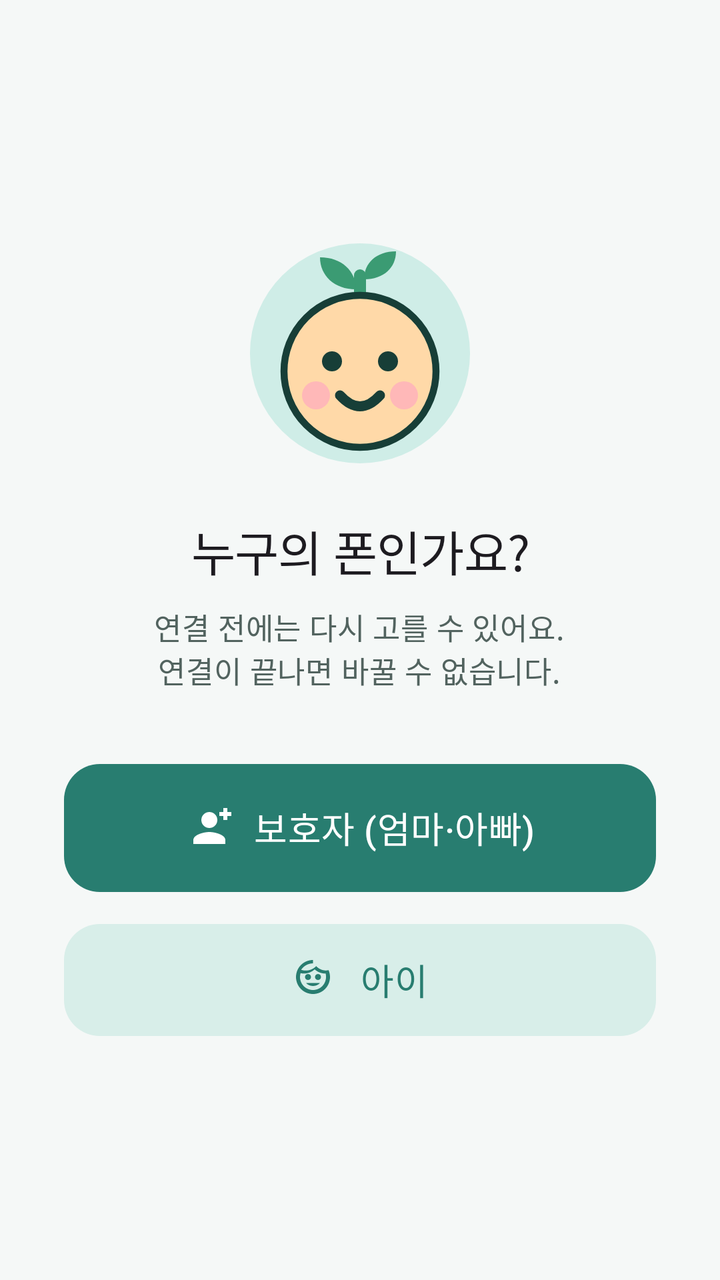
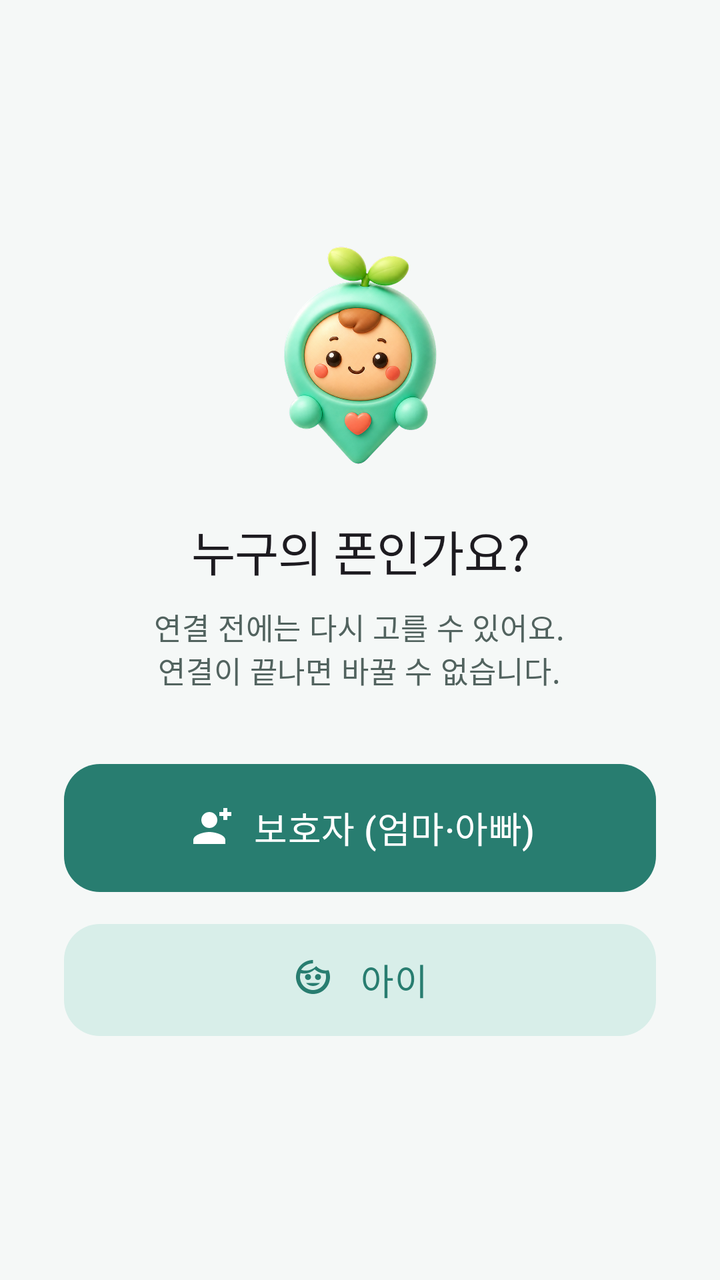

An Android layout rendered at two revisions. The XML below is the earlier revision; the diff shows what the commit changed to produce the second picture.
<!-- AndroidManifest.xml: application theme Theme.KidCare -->
<!-- res/layout/activity_role_select.xml -->
<?xml version="1.0" encoding="utf-8"?>
<LinearLayout xmlns:android="http://schemas.android.com/apk/res/android"
    xmlns:app="http://schemas.android.com/apk/res-auto"
    android:layout_width="match_parent"
    android:layout_height="match_parent"
    android:orientation="vertical"
    android:gravity="center"
    android:padding="32dp"
    android:fitsSystemWindows="true">

    <ImageView
        android:layout_width="120dp"
        android:layout_height="120dp"
        android:layout_marginBottom="20dp"
        android:importantForAccessibility="no"
        android:src="@drawable/ic_mascot" />

    <TextView
        android:layout_width="wrap_content"
        android:layout_height="wrap_content"
        android:layout_marginBottom="10dp"
        android:gravity="center"
        android:text="@string/role_title"
        android:textAppearance="?attr/textAppearanceHeadlineSmall" />

    <TextView
        android:layout_width="wrap_content"
        android:layout_height="wrap_content"
        android:layout_marginBottom="36dp"
        android:gravity="center"
        android:text="@string/role_subtitle"
        android:textAppearance="?attr/textAppearanceBodyMedium"
        android:textColor="?attr/colorOnSurfaceVariant" />

    <com.google.android.material.button.MaterialButton
        android:id="@+id/guardian_button"
        android:layout_width="match_parent"
        android:layout_height="64dp"
        android:layout_marginBottom="12dp"
        android:text="@string/role_guardian"
        android:textAppearance="?attr/textAppearanceTitleMedium"
        app:icon="@drawable/ic_guardian"
        app:iconGravity="textStart"
        app:iconPadding="10dp"
        app:iconSize="24dp" />

    <com.google.android.material.button.MaterialButton
        android:id="@+id/child_button"
        style="@style/Widget.KidCare.Button.Tonal"
        android:layout_width="match_parent"
        android:layout_height="64dp"
        android:text="@string/role_child"
        android:textAppearance="?attr/textAppearanceTitleMedium"
        app:icon="@drawable/ic_child"
        app:iconGravity="textStart"
        app:iconPadding="10dp"
        app:iconSize="24dp" />
</LinearLayout>
<!-- resources referenced by this layout -->
<resources>
  <!-- drawable ic_mascot (drawable) -->
  <?xml version="1.0" encoding="utf-8"?>
  <vector xmlns:android="http://schemas.android.com/apk/res/android"
      android:width="120dp"
      android:height="120dp"
      android:viewportWidth="120"
      android:viewportHeight="120">
  
      <path
          android:pathData="M60,4 a55,55 0 1,0 0,110 a55,55 0 1,0 0,-110 Z"
          android:fillColor="@color/mascot_bg" />
  
      
      <path
          android:pathData="M60,34 L60,20"
          android:strokeColor="@color/mascot_leaf"
          android:strokeWidth="6"
          android:strokeLineCap="round" />
  
      
      <path
          android:pathData="M58,27 C47,27 40,20 40,11 C51,11 58,18 58,27 Z"
          android:fillColor="@color/mascot_leaf" />
      <path
          android:pathData="M62,22 C72,22 78,16 78,8 C68,8 62,14 62,22 Z"
          android:fillColor="@color/mascot_leaf" />
  
      
      <path
          android:pathData="M22,68 a38,38 0 1,0 76,0 a38,38 0 1,0 -76,0 Z"
          android:fillColor="@color/mascot_face"
          android:strokeColor="@color/mascot_line"
          android:strokeWidth="3.5" />
  
      
      <path
          android:pathData="M31,80 a7,7 0 1,0 14,0 a7,7 0 1,0 -14,0 Z"
          android:fillColor="@color/mascot_cheek" />
      <path
          android:pathData="M75,80 a7,7 0 1,0 14,0 a7,7 0 1,0 -14,0 Z"
          android:fillColor="@color/mascot_cheek" />
  
      
      <path
          android:pathData="M41,63 a5,5 0 1,0 10,0 a5,5 0 1,0 -10,0 Z"
          android:fillColor="@color/mascot_line" />
      <path
          android:pathData="M69,63 a5,5 0 1,0 10,0 a5,5 0 1,0 -10,0 Z"
          android:fillColor="@color/mascot_line" />
  
      
      <path
          android:pathData="M50,80 Q60,91 70,80"
          android:strokeColor="@color/mascot_line"
          android:strokeWidth="5"
          android:strokeLineCap="round" />
  </vector>
  <string name="role_child">아이</string>
  <string name="role_guardian">보호자 (엄마·아빠)</string>
  <string name="role_subtitle">연결 전에는 다시 고를 수 있어요.\n연결이 끝나면 바꿀 수 없습니다.</string>
  <string name="role_title">누구의 폰인가요?</string>
  <color name="mascot_bg">#CFEDE7</color>
  <color name="mascot_leaf">#3B9B73</color>
  <color name="mascot_face">#FFD9A8</color>
  <color name="mascot_line">#173E37</color>
  <color name="mascot_cheek">#FFB8B8</color>
  <style parent="" name="ShapeAppearance.KidCare.Medium">
          <item name="cornerFamily">rounded</item>
          <item name="cornerSize">18dp</item>
      </style>
  <color name="sky_soft">#D8EEE9</color>
  <color name="sky">#287D70</color>
  <color name="on_accent">#FFFFFF</color>
  <color name="ink">#172522</color>
  <color name="apricot">#F2A65A</color>
  <color name="apricot_soft">#FFF0DF</color>
  <color name="on_apricot_soft">#4A2B0D</color>
  <color name="grass">#4EA970</color>
  <color name="grass_soft">#DDF3E4</color>
  <color name="berry_ink">#A23E3E</color>
  <color name="paper_card">#FFFFFF</color>
  <color name="berry_soft">#FCE7E7</color>
  <color name="on_berry_soft">#4B1717</color>
  <color name="paper">#F5F8F7</color>
  <color name="paper_fold">#E8F0EE</color>
  <color name="ink_soft">#52635F</color>
  <color name="line">#71827E</color>
  <color name="line_soft">#D8E3E0</color>
  <style parent="" name="ShapeAppearance.KidCare.ExtraSmall">
          <item name="cornerFamily">rounded</item>
          <item name="cornerSize">6dp</item>
      </style>
  <style parent="" name="ShapeAppearance.KidCare.Small">
          <item name="cornerFamily">rounded</item>
          <item name="cornerSize">12dp</item>
      </style>
  <style parent="" name="ShapeAppearance.KidCare.Large">
          <item name="cornerFamily">rounded</item>
          <item name="cornerSize">24dp</item>
      </style>
  <style parent="" name="ShapeAppearance.KidCare.ExtraLarge">
          <item name="cornerFamily">rounded</item>
          <item name="cornerSize">28dp</item>
      </style>
  <style parent="" name="ShapeAppearance.KidCare.Pill">
          <item name="cornerFamily">rounded</item>
          <item name="cornerSize">50%</item>
      </style>
  <!-- unchanged entries left out for length: 25 -->
</resources>

<!-- the commit's change to res/layout/activity_role_select.xml (unified diff, before → after) -->
@@ -13,7 +13,7 @@
         android:layout_height="120dp"
         android:layout_marginBottom="20dp"
         android:importantForAccessibility="no"
-        android:src="@drawable/ic_mascot" />
+        android:src="@drawable/mascot_3d" />
 
     <TextView
         android:layout_width="wrap_content"
<!-- resource entries referenced after the edit -->
@@ -1,71 +1,10 @@
 <!-- resources referenced by this layout -->
 <resources>
-  <!-- drawable ic_mascot (drawable) -->
-  <?xml version="1.0" encoding="utf-8"?>
-  <vector xmlns:android="http://schemas.android.com/apk/res/android"
-      android:width="120dp"
-      android:height="120dp"
-      android:viewportWidth="120"
-      android:viewportHeight="120">
-  
-      <path
-          android:pathData="M60,4 a55,55 0 1,0 0,110 a55,55 0 1,0 0,-110 Z"
-          android:fillColor="@color/mascot_bg" />
-  
-      
-      <path
-          android:pathData="M60,34 L60,20"
-          android:strokeColor="@color/mascot_leaf"
-          android:strokeWidth="6"
-          android:strokeLineCap="round" />
-  
-      
-      <path
-          android:pathData="M58,27 C47,27 40,20 40,11 C51,11 58,18 58,27 Z"
-          android:fillColor="@color/mascot_leaf" />
-      <path
-          android:pathData="M62,22 C72,22 78,16 78,8 C68,8 62,14 62,22 Z"
-          android:fillColor="@color/mascot_leaf" />
-  
-      
-      <path
-          android:pathData="M22,68 a38,38 0 1,0 76,0 a38,38 0 1,0 -76,0 Z"
-          android:fillColor="@color/mascot_face"
-          android:strokeColor="@color/mascot_line"
-          android:strokeWidth="3.5" />
-  
-      
-      <path
-          android:pathData="M31,80 a7,7 0 1,0 14,0 a7,7 0 1,0 -14,0 Z"
-          android:fillColor="@color/mascot_cheek" />
-      <path
-          android:pathData="M75,80 a7,7 0 1,0 14,0 a7,7 0 1,0 -14,0 Z"
-          android:fillColor="@color/mascot_cheek" />
-  
-      
-      <path
-          android:pathData="M41,63 a5,5 0 1,0 10,0 a5,5 0 1,0 -10,0 Z"
-          android:fillColor="@color/mascot_line" />
-      <path
-          android:pathData="M69,63 a5,5 0 1,0 10,0 a5,5 0 1,0 -10,0 Z"
-          android:fillColor="@color/mascot_line" />
-  
-      
-      <path
-          android:pathData="M50,80 Q60,91 70,80"
-          android:strokeColor="@color/mascot_line"
-          android:strokeWidth="5"
-          android:strokeLineCap="round" />
-  </vector>
+  <!-- drawable mascot_3d: png bitmap (drawable-nodpi, 375382 bytes) -->
   <string name="role_child">아이</string>
   <string name="role_guardian">보호자 (엄마·아빠)</string>
   <string name="role_subtitle">연결 전에는 다시 고를 수 있어요.\n연결이 끝나면 바꿀 수 없습니다.</string>
   <string name="role_title">누구의 폰인가요?</string>
-  <color name="mascot_bg">#CFEDE7</color>
-  <color name="mascot_leaf">#3B9B73</color>
-  <color name="mascot_face">#FFD9A8</color>
-  <color name="mascot_line">#173E37</color>
-  <color name="mascot_cheek">#FFB8B8</color>
   <style parent="" name="ShapeAppearance.KidCare.Medium">
           <item name="cornerFamily">rounded</item>
           <item name="cornerSize">18dp</item>
